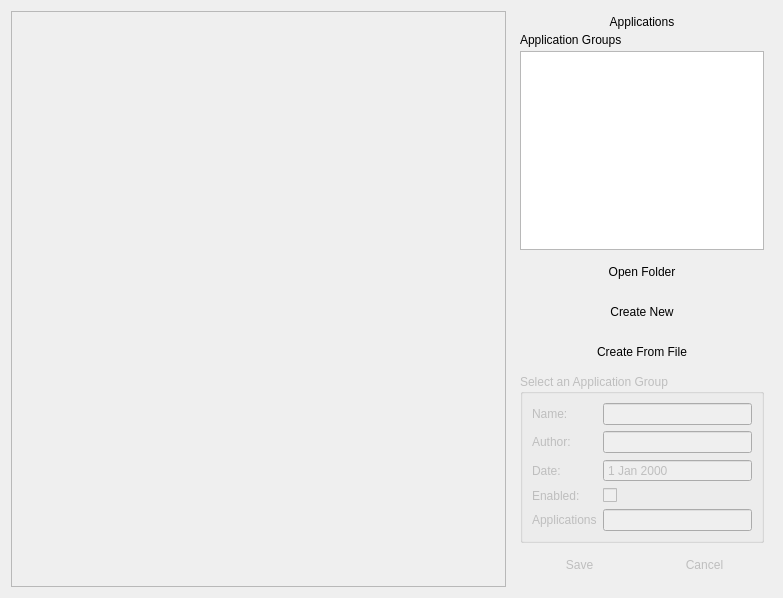
Before: the Qt Designer form View/applicationstab.ui in TheLinthus/MPSoC-Simulator, drawn with Qt 5.
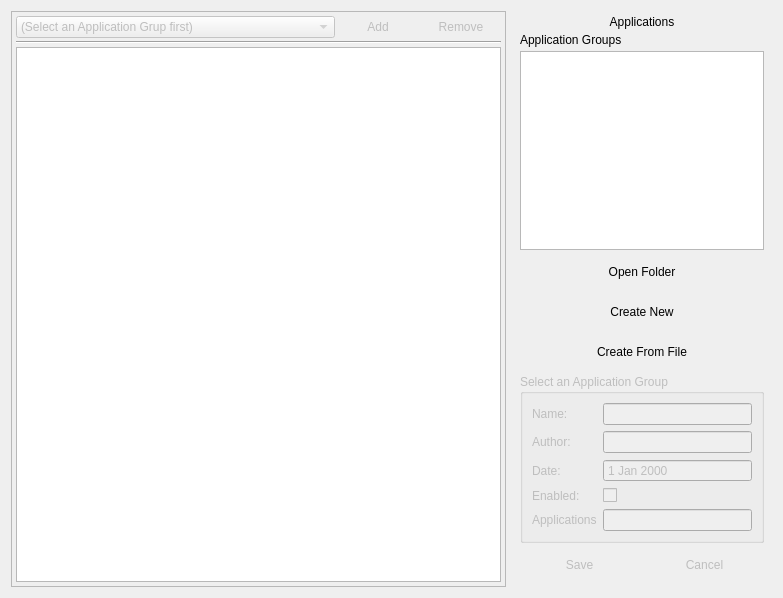
After: the same form once the commit is applied. Icons and pictures are not drawn.

Commit message:
Applications View and Control Update
Added support to saving and edit applications groups
Added support to remove and add applications to groups
Support for view Applications isn't ready yet, but on the way

Diff of the .ui file:
```diff
--- a/View/applicationstab.ui
+++ b/View/applicationstab.ui
@@ -38,6 +38,90 @@
       <property name="bottomMargin">
        <number>4</number>
       </property>
+      <item>
+       <layout class="QHBoxLayout" name="horizontalLayout_2">
+        <item>
+         <widget class="QComboBox" name="comboBoxApplications">
+          <property name="enabled">
+           <bool>false</bool>
+          </property>
+          <item>
+           <property name="text">
+            <string>(Select an Application Grup first)</string>
+           </property>
+          </item>
+         </widget>
+        </item>
+        <item>
+         <widget class="QPushButton" name="pushButtonAddApplication">
+          <property name="enabled">
+           <bool>false</bool>
+          </property>
+          <property name="sizePolicy">
+           <sizepolicy hsizetype="Maximum" vsizetype="Fixed">
+            <horstretch>0</horstretch>
+            <verstretch>0</verstretch>
+           </sizepolicy>
+          </property>
+          <property name="minimumSize">
+           <size>
+            <width>75</width>
+            <height>0</height>
+           </size>
+          </property>
+          <property name="text">
+           <string>Add</string>
+          </property>
+          <property name="icon">
+           <iconset resource="../resources.qrc">
+            <normaloff>:/icons/images/add-1.png</normaloff>:/icons/images/add-1.png</iconset>
+          </property>
+          <property name="flat">
+           <bool>true</bool>
+          </property>
+         </widget>
+        </item>
+        <item>
+         <widget class="QPushButton" name="pushButtonRemoveApplication">
+          <property name="enabled">
+           <bool>false</bool>
+          </property>
+          <property name="sizePolicy">
+           <sizepolicy hsizetype="Maximum" vsizetype="Fixed">
+            <horstretch>0</horstretch>
+            <verstretch>0</verstretch>
+           </sizepolicy>
+          </property>
+          <property name="minimumSize">
+           <size>
+            <width>75</width>
+            <height>0</height>
+           </size>
+          </property>
+          <property name="text">
+           <string>Remove</string>
+          </property>
+          <property name="icon">
+           <iconset resource="../resources.qrc">
+            <normaloff>:/icons/images/error.png</normaloff>:/icons/images/error.png</iconset>
+          </property>
+          <property name="flat">
+           <bool>true</bool>
+          </property>
+         </widget>
+        </item>
+       </layout>
+      </item>
+      <item>
+       <widget class="Line" name="line">
+        <property name="orientation">
+         <enum>Qt::Horizontal</enum>
+        </property>
+       </widget>
+      </item>
+      <item>
+       <widget class="QGraphicsView" name="graphicsViewApplication"/>
+      </item>
      </layout>
     </widget>
    </item>
```
The commit also changes 9 other files.
